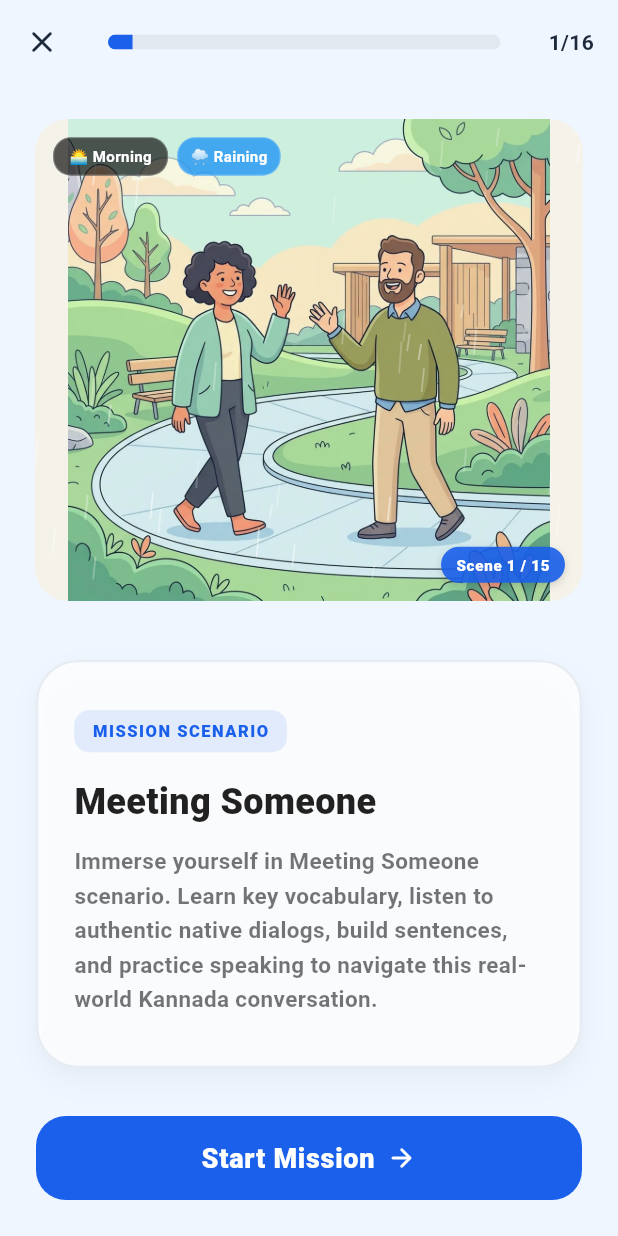
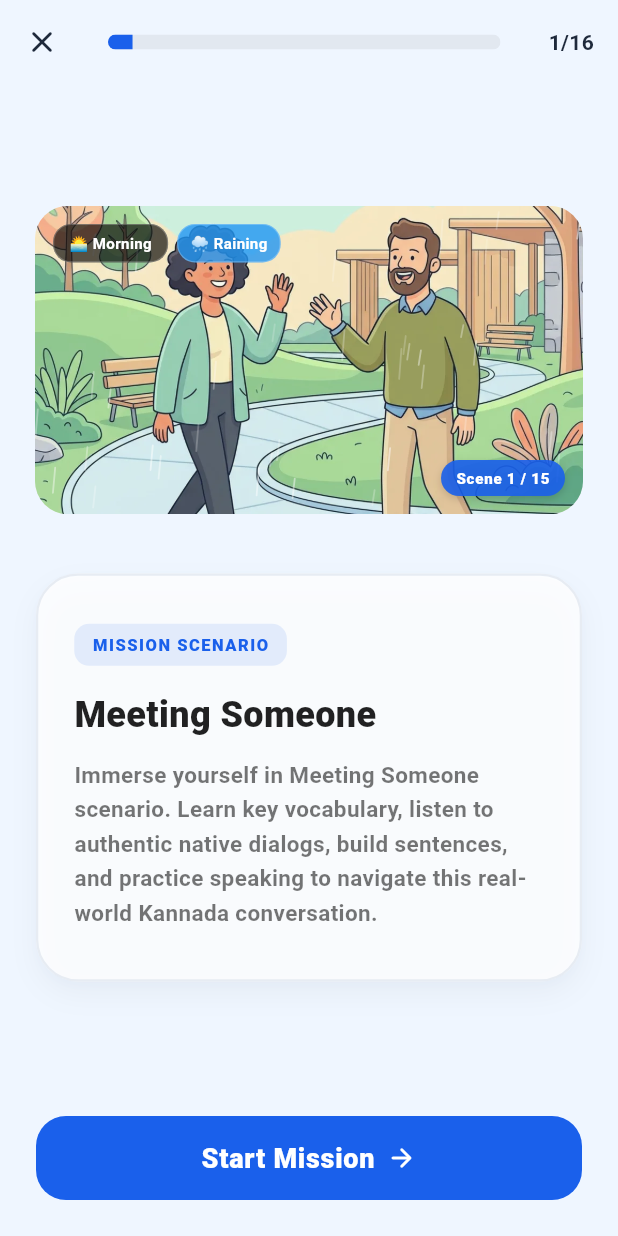
Before and after one commit to Krishna-svg-cell/anedu-language-learning, a Flutter app: the LessonScreen screen opened directly with empty values, on a phone screen of 412 x 824 dp. Run offline on Flutter 3.47's test engine with Material 3 defaults, Android fonts, the phone set to English and light mode, and no system bars; our stand-ins replace audioplayers, cloud_firestore, firebase_auth, firebase_core, flutter_riverpod, flutter_tts and 6 more; accounts and stored records are empty.

Commit message:
Set scenario DynamicSceneIllustration to exactly 16:9 ratio and BoxFit.cover

```diff
--- a/lib/core/widgets/dynamic_scene_illustration.dart
+++ b/lib/core/widgets/dynamic_scene_illustration.dart
@@ -148,9 +148,10 @@ class _DynamicSceneIllustrationState extends State<DynamicSceneIllustration>
       builder: (context, constraints) {
         return ClipRRect(
           borderRadius: BorderRadius.circular(22),
+          child: AspectRatio(
+            aspectRatio: 16 / 9,
             child: Container(
               color: isDarkCard ? AppTheme.darkCard : Colors.grey[100],
-            height: widget.height,
               width: double.infinity,
               child: Stack(
                 fit: StackFit.expand,
@@ -158,7 +159,7 @@ class _DynamicSceneIllustrationState extends State<DynamicSceneIllustration>
                   // Base Image
                   Image.asset(
                     widget.imagePath,
-                  fit: BoxFit.contain,
+                    fit: BoxFit.cover,
                     errorBuilder: (context, error, stackTrace) {
                       // Fail-safe default
                       return Container(
@@ -277,6 +278,7 @@ class _DynamicSceneIllustrationState extends State<DynamicSceneIllustration>
               ],
             ),
           ),
+        ),
       );
     },
   );
```
Lines whose indentation alone changed are shown as unchanged.
